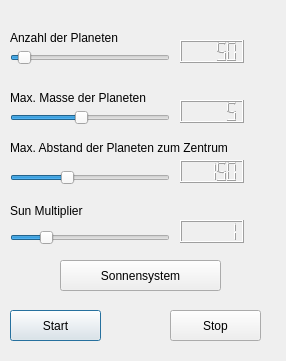
Before: the Qt Designer form gui/Startmenu.ui in michaelBielang/universityProject_PlanetSim_Python, drawn with Qt 5.
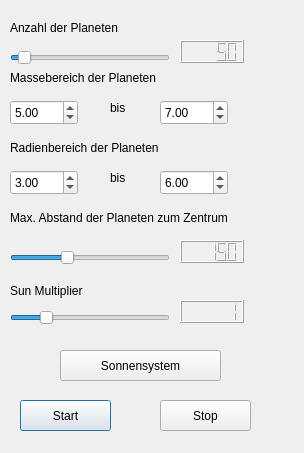
After: the same form once the commit is applied.

```diff
--- a/gui/Startmenu.ui
+++ b/gui/Startmenu.ui
@@ -6,8 +6,8 @@
             <rect>
                 <x>0</x>
                 <y>0</y>
-                <width>286</width>
-                <height>361</height>
+    <width>304</width>
+    <height>453</height>
             </rect>
         </property>
         <property name="windowTitle">
@@ -39,8 +39,8 @@
             <property name="geometry">
                 <rect>
                     <x>10</x>
-                    <y>30</y>
-                    <width>131</width>
+     <y>20</y>
+     <width>141</width>
                     <height>16</height>
                 </rect>
             </property>
@@ -61,59 +61,11 @@
                 <double>50.000000000000000</double>
             </property>
         </widget>
-        <widget class="QSlider" name="maxmassslider">
-            <property name="geometry">
-                <rect>
-                    <x>10</x>
-                    <y>110</y>
-                    <width>160</width>
-                    <height>16</height>
-                </rect>
-            </property>
-            <property name="minimum">
-                <number>1</number>
-            </property>
-            <property name="maximum">
-                <number>10</number>
-            </property>
-            <property name="value">
-                <number>5</number>
-            </property>
-            <property name="orientation">
-                <enum>Qt::Horizontal</enum>
-            </property>
-        </widget>
-        <widget class="QLabel" name="label_2">
-            <property name="geometry">
-                <rect>
-                    <x>10</x>
-                    <y>90</y>
-                    <width>161</width>
-                    <height>16</height>
-                </rect>
-            </property>
-            <property name="text">
-                <string>Max. Masse der Planeten</string>
-            </property>
-        </widget>
-        <widget class="QLCDNumber" name="maxmassdisp">
-            <property name="geometry">
-                <rect>
-                    <x>180</x>
-                    <y>100</y>
-                    <width>64</width>
-                    <height>23</height>
-                </rect>
-            </property>
-            <property name="value" stdset="0">
-                <double>5.000000000000000</double>
-            </property>
-        </widget>
         <widget class="QPushButton" name="startButton">
             <property name="geometry">
                 <rect>
-                    <x>10</x>
-                    <y>310</y>
+     <x>20</x>
+     <y>400</y>
                     <width>91</width>
                     <height>31</height>
                 </rect>
@@ -125,8 +77,8 @@
         <widget class="QPushButton" name="stopButton">
             <property name="geometry">
                 <rect>
-                    <x>170</x>
-                    <y>310</y>
+     <x>160</x>
+     <y>400</y>
                     <width>91</width>
                     <height>31</height>
                 </rect>
@@ -139,7 +91,7 @@
             <property name="geometry">
                 <rect>
                     <x>10</x>
-                    <y>170</y>
+     <y>250</y>
                     <width>160</width>
                     <height>16</height>
                 </rect>
@@ -161,7 +113,7 @@
             <property name="geometry">
                 <rect>
                     <x>10</x>
-                    <y>140</y>
+     <y>210</y>
                     <width>261</width>
                     <height>16</height>
                 </rect>
@@ -174,7 +126,7 @@
             <property name="geometry">
                 <rect>
                     <x>180</x>
-                    <y>160</y>
+     <y>240</y>
                     <width>64</width>
                     <height>23</height>
                 </rect>
@@ -187,7 +139,7 @@
             <property name="geometry">
                 <rect>
                     <x>10</x>
-                    <y>200</y>
+     <y>280</y>
                     <width>151</width>
                     <height>21</height>
                 </rect>
@@ -200,7 +152,7 @@
             <property name="geometry">
                 <rect>
                     <x>60</x>
-                    <y>260</y>
+     <y>350</y>
                     <width>161</width>
                     <height>31</height>
                 </rect>
@@ -213,7 +165,7 @@
             <property name="geometry">
                 <rect>
                     <x>10</x>
-                    <y>230</y>
+     <y>310</y>
                     <width>160</width>
                     <height>16</height>
                 </rect>
@@ -238,7 +190,7 @@
             <property name="geometry">
                 <rect>
                     <x>180</x>
-                    <y>220</y>
+     <y>300</y>
                     <width>64</width>
                     <height>23</height>
                 </rect>
@@ -247,6 +199,134 @@
                 <double>1.000000000000000</double>
             </property>
         </widget>
+  <widget class="QLabel" name="label_3">
+   <property name="geometry">
+    <rect>
+     <x>10</x>
+     <y>70</y>
+     <width>201</width>
+     <height>16</height>
+    </rect>
+   </property>
+   <property name="text">
+    <string>Massebereich der Planeten</string>
+   </property>
+  </widget>
+  <widget class="QDoubleSpinBox" name="minmass">
+   <property name="geometry">
+    <rect>
+     <x>10</x>
+     <y>100</y>
+     <width>68</width>
+     <height>25</height>
+    </rect>
+   </property>
+   <property name="minimum">
+    <double>1.000000000000000</double>
+   </property>
+   <property name="maximum">
+    <double>10.000000000000000</double>
+   </property>
+   <property name="value">
+    <double>5.000000000000000</double>
+   </property>
+  </widget>
+  <widget class="QDoubleSpinBox" name="maxmass">
+   <property name="geometry">
+    <rect>
+     <x>160</x>
+     <y>100</y>
+     <width>68</width>
+     <height>25</height>
+    </rect>
+   </property>
+   <property name="minimum">
+    <double>1.000000000000000</double>
+   </property>
+   <property name="maximum">
+    <double>10.000000000000000</double>
+   </property>
+   <property name="value">
+    <double>7.000000000000000</double>
+   </property>
+  </widget>
+  <widget class="QLabel" name="label_6">
+   <property name="geometry">
+    <rect>
+     <x>110</x>
+     <y>100</y>
+     <width>41</width>
+     <height>16</height>
+    </rect>
+   </property>
+   <property name="text">
+    <string>bis</string>
+   </property>
+  </widget>
+  <widget class="QLabel" name="label_8">
+   <property name="geometry">
+    <rect>
+     <x>10</x>
+     <y>140</y>
+     <width>201</width>
+     <height>16</height>
+    </rect>
+   </property>
+   <property name="text">
+    <string>Radienbereich der Planeten</string>
+   </property>
+  </widget>
+  <widget class="QDoubleSpinBox" name="minrad">
+   <property name="geometry">
+    <rect>
+     <x>10</x>
+     <y>170</y>
+     <width>68</width>
+     <height>25</height>
+    </rect>
+   </property>
+   <property name="minimum">
+    <double>1.000000000000000</double>
+   </property>
+   <property name="maximum">
+    <double>10.000000000000000</double>
+   </property>
+   <property name="value">
+    <double>3.000000000000000</double>
+   </property>
+  </widget>
+  <widget class="QDoubleSpinBox" name="maxrad">
+   <property name="geometry">
+    <rect>
+     <x>160</x>
+     <y>170</y>
+     <width>68</width>
+     <height>25</height>
+    </rect>
+   </property>
+   <property name="minimum">
+    <double>1.000000000000000</double>
+   </property>
+   <property name="maximum">
+    <double>10.000000000000000</double>
+   </property>
+   <property name="value">
+    <double>6.000000000000000</double>
+   </property>
+  </widget>
+  <widget class="QLabel" name="label_9">
+   <property name="geometry">
+    <rect>
+     <x>110</x>
+     <y>170</y>
+     <width>41</width>
+     <height>16</height>
+    </rect>
+   </property>
+   <property name="text">
+    <string>bis</string>
+   </property>
+  </widget>
     </widget>
     <resources/>
     <connections/>
```
Lines whose indentation alone changed are shown as unchanged.
